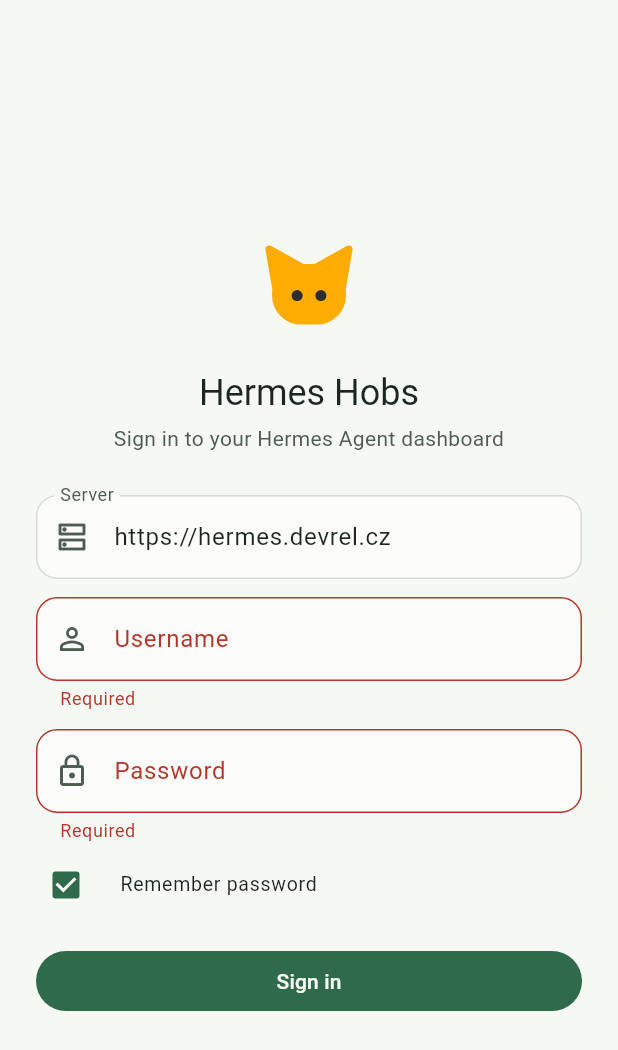
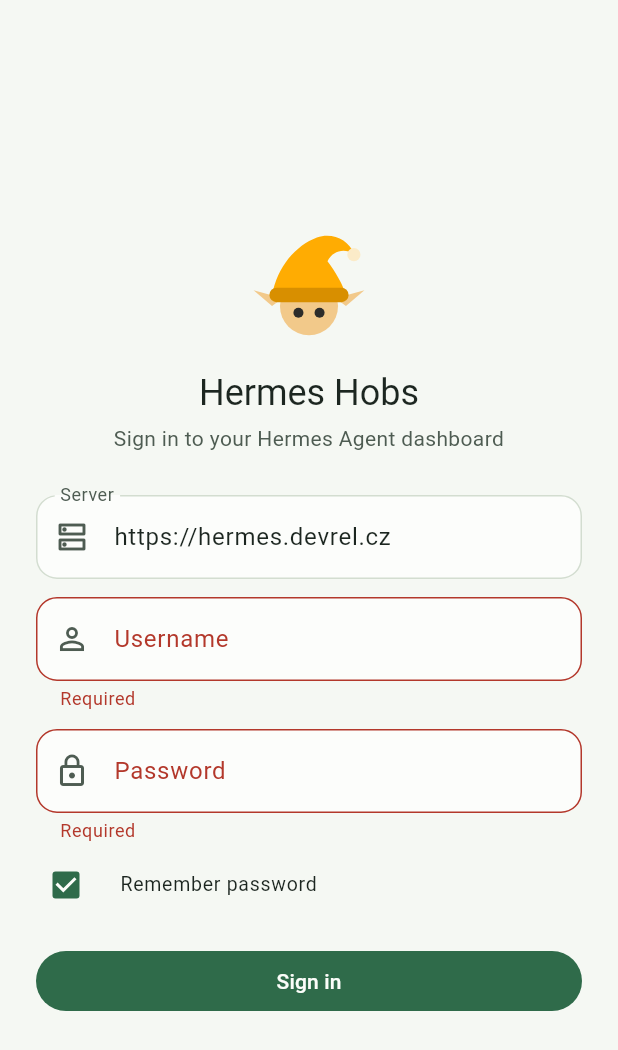
Before and after one commit to danielrataj/hermes-hobs, a Flutter app: the screen it shows after launch, after a tap on "Sign in", on a phone screen of 412 x 824 dp. Shown: the top 1050 px of the screen. Run offline on Flutter 3.47's test engine with Material 3 defaults, Android fonts, the phone set to English and light mode, and no system bars; our stand-ins replace flutter_markdown_plus, flutter_secure_storage, shared_preferences; missing offline and left inert: blobatar_flutter.

Commit message:
Draw the Hobs logo as an elf in a pointed cap
The launcher icon, splash and login glyph now show a hob as a little elf:
an amber cap with a bent tip and pompom, pointed ears and two eyes, on the
app's moss green instead of ink. The native launch screens and the Flutter
splash use the same moss background so startup stays one continuous splash.

```diff
--- a/lib/ui/splash_screen.dart
+++ b/lib/ui/splash_screen.dart
@@ -1,17 +1,16 @@
 import 'package:flutter/material.dart';
 
 /// Shown while the stored session is being restored. Matches the native launch
-/// screens (the Hobs glyph on ink) so startup reads as one continuous splash.
+/// screens (the Hobs glyph on moss) so startup reads as one continuous splash.
 class SplashScreen extends StatelessWidget {
   const SplashScreen({super.key});
 
-  static const ink = Color(0xFF2C2C2A);
-  static const amber = Color(0xFFFFAC02);
+  static const moss = Color(0xFF2F6B4A);
 
   @override
   Widget build(BuildContext context) {
     return const Scaffold(
-      backgroundColor: ink,
+      backgroundColor: moss,
       body: Center(
         child: CustomPaint(size: Size.square(160), painter: HobGlyphPainter()),
       ),
@@ -19,40 +18,60 @@ class SplashScreen extends StatelessWidget {
   }
 }
 
-/// The hob: an amber sprite with two ears and two eyes, drawn on a 100x100
-/// grid. Keep in sync with the glyph in tool/generate_icons.sh.
+/// The hob: a little elf in a pointed cap with a bent tip, pointed ears and two
+/// eyes, drawn on a 100x100 grid. Keep in sync with the glyph in
+/// tool/generate_icons.sh.
 class HobGlyphPainter extends CustomPainter {
   const HobGlyphPainter();
+
+  static const _amber = Color(0xFFFFAC02);
+  static const _amberDark = Color(0xFFD88F00);
+  static const _cream = Color(0xFFFBEBC8);
+  static const _skin = Color(0xFFF2C98A);
+  static const _ink = Color(0xFF2C2C2A);
 
   @override
   void paint(Canvas canvas, Size size) {
     canvas.scale(size.width / 100, size.height / 100);
-    final fill = Paint()..color = SplashScreen.amber;
-    final outline = Paint()
-      ..color = SplashScreen.amber
-      ..style = PaintingStyle.stroke
-      ..strokeWidth = 6
-      ..strokeJoin = StrokeJoin.round;
-    for (final ear in const [
-      [Offset(25, 52), Offset(20, 23), Offset(45, 37)],
-      [Offset(75, 52), Offset(80, 23), Offset(55, 37)],
-    ]) {
-      final path = Path()..addPolygon(ear, true);
-      canvas
-        ..drawPath(path, fill)
-        ..drawPath(path, outline);
-    }
-    canvas.drawRRect(
-      RRect.fromRectAndRadius(
-        const Rect.fromLTWH(22, 34, 56, 46),
-        const Radius.circular(22),
-      ),
-      fill,
-    );
-    final eye = Paint()..color = SplashScreen.ink;
+    final skin = Paint()..color = _skin;
     canvas
-      ..drawCircle(const Offset(41, 58), 4.2, eye)
-      ..drawCircle(const Offset(59, 58), 4.2, eye);
+      ..drawPath(
+        Path()..addPolygon(const [
+          Offset(22, 66),
+          Offset(8, 54),
+          Offset(30, 60),
+        ], true),
+        skin,
+      )
+      ..drawPath(
+        Path()..addPolygon(const [
+          Offset(78, 66),
+          Offset(92, 54),
+          Offset(70, 60),
+        ], true),
+        skin,
+      )
+      ..drawCircle(const Offset(50, 66), 22, skin);
+    final cap = Path()
+      ..moveTo(22, 58)
+      ..cubicTo(26, 36, 40, 20, 56, 14)
+      ..cubicTo(68, 10, 80, 16, 84, 26)
+      ..cubicTo(76, 22, 68, 24, 64, 32)
+      ..cubicTo(70, 40, 76, 50, 78, 58)
+      ..close();
+    final eye = Paint()..color = _ink;
+    canvas
+      ..drawPath(cap, Paint()..color = _amber)
+      ..drawCircle(const Offset(84, 27), 5, Paint()..color = _cream)
+      ..drawRRect(
+        RRect.fromRectAndRadius(
+          const Rect.fromLTWH(20, 52, 60, 11),
+          const Radius.circular(5.5),
+        ),
+        Paint()..color = _amberDark,
+      )
+      ..drawCircle(const Offset(42, 71), 3.8, eye)
+      ..drawCircle(const Offset(58, 71), 3.8, eye);
   }
 
   @override
```
Also changed, not shown: assets/logo/hobs-glyph.svg, assets/logo/hobs-icon-macos.svg, assets/logo/hobs-icon-square.svg, assets/logo/hobs-icon.svg, 42 other files.
